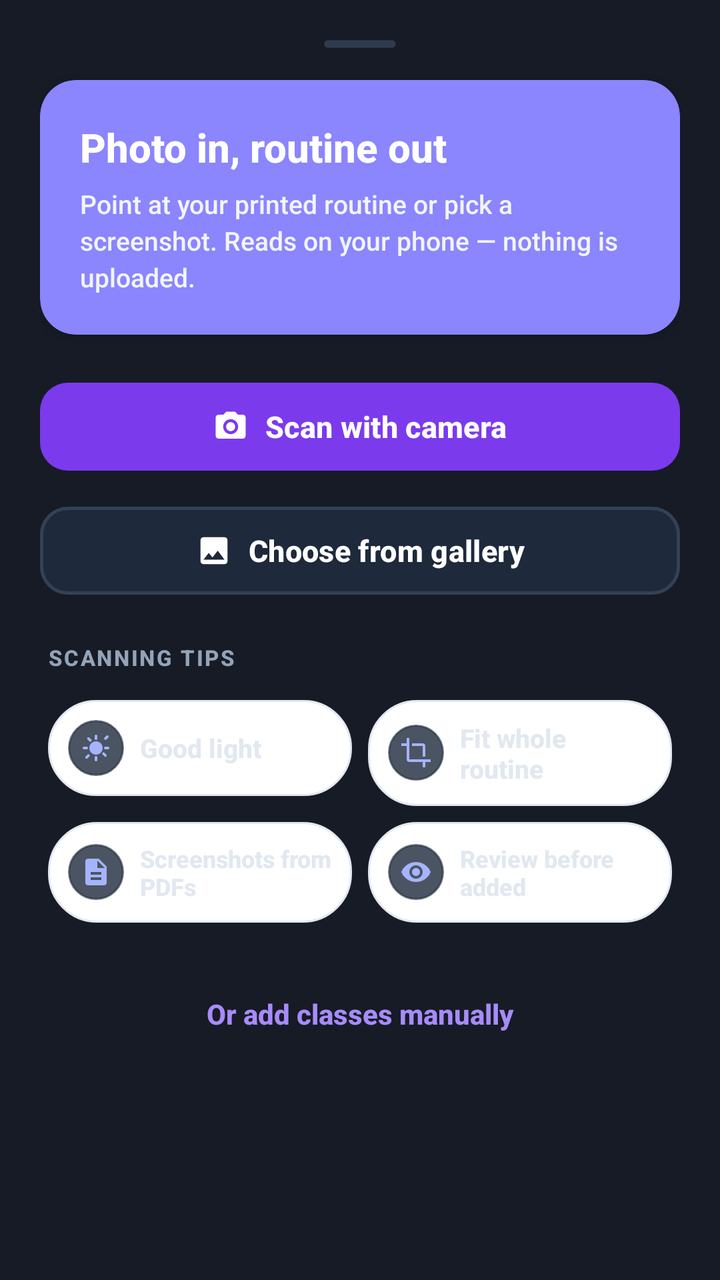
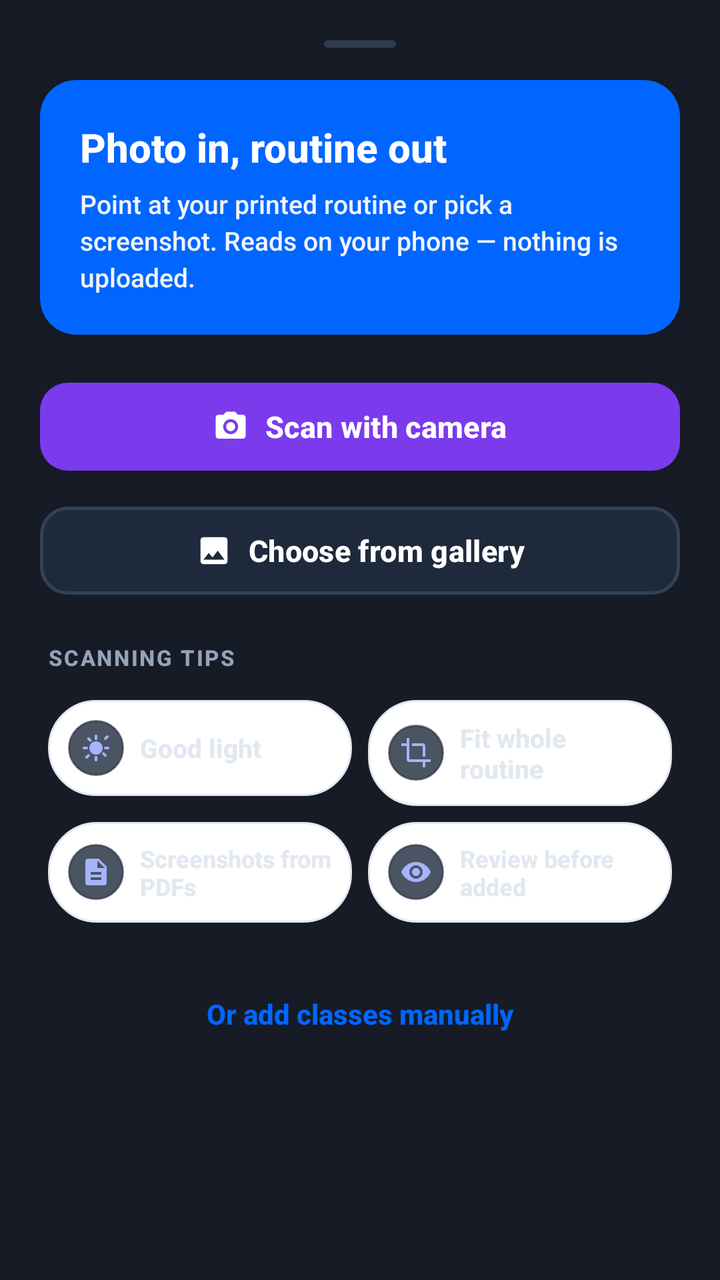

Screens rendered from an Android XML layout before and after an edit, with the pre-edit source and the edit as a unified diff.
<!-- AndroidManifest.xml: application theme Theme.CRConnect -->
<!-- res/layout/dialog_scan_routine_options.xml -->
<?xml version="1.0" encoding="utf-8"?>
<LinearLayout
    xmlns:android="http://schemas.android.com/apk/res/android"
    xmlns:app="http://schemas.android.com/apk/res-auto"
    xmlns:tools="http://schemas.android.com/tools"
    android:layout_width="match_parent"
    android:layout_height="wrap_content"
    android:orientation="vertical"
    android:background="@color/surface"
    android:padding="20dp">

    
    <View
        android:layout_width="36dp"
        android:layout_height="4dp"
        android:layout_gravity="center_horizontal"
        android:layout_marginBottom="16dp"
        android:background="@drawable/glass_badge_bg"
        android:backgroundTint="#334155" />

    
    <com.google.android.material.card.MaterialCardView
        android:layout_width="match_parent"
        android:layout_height="wrap_content"
        android:layout_marginBottom="20dp"
        app:cardBackgroundColor="#8B85FE"
        app:cardCornerRadius="18dp"
        app:cardElevation="4dp"
        app:strokeWidth="0dp">

        <LinearLayout
            android:layout_width="match_parent"
            android:layout_height="wrap_content"
            android:orientation="vertical"
            android:padding="20dp">

            <TextView
                android:layout_width="match_parent"
                android:layout_height="wrap_content"
                android:text="Photo in, routine out"
                android:textColor="#FFFFFF"
                android:textSize="20sp"
                android:textStyle="bold"
                android:layout_marginBottom="6dp"/>

            <TextView
                android:layout_width="match_parent"
                android:layout_height="wrap_content"
                android:text="Point at your printed routine or pick a screenshot. Reads on your phone — nothing is uploaded."
                android:textColor="#F1F5F9"
                android:textSize="13sp"
                android:lineSpacingExtra="3dp"/>
        </LinearLayout>
    </com.google.android.material.card.MaterialCardView>

    
    <com.google.android.material.button.MaterialButton
        android:id="@+id/btnScanCamera"
        android:layout_width="match_parent"
        android:layout_height="52dp"
        android:layout_marginBottom="10dp"
        android:text="Scan with camera"
        android:textColor="#FFFFFF"
        android:textSize="15sp"
        android:textStyle="bold"
        app:backgroundTint="#7C3AED"
        app:cornerRadius="14dp"
        app:icon="@drawable/ic_camera"
        app:iconTint="#FFFFFF"
        app:iconGravity="textStart"
        app:iconPadding="8dp"/>

    
    <com.google.android.material.button.MaterialButton
        android:id="@+id/btnChooseGallery"
        android:layout_width="match_parent"
        android:layout_height="52dp"
        android:layout_marginBottom="20dp"
        android:text="Choose from gallery"
        android:textColor="#FFFFFF"
        android:textSize="15sp"
        android:textStyle="bold"
        app:backgroundTint="#1E293B"
        app:strokeColor="#334155"
        app:strokeWidth="1.5dp"
        app:cornerRadius="14dp"
        app:icon="@drawable/ic_gallery"
        app:iconTint="#FFFFFF"
        app:iconGravity="textStart"
        app:iconPadding="8dp"/>

    
    <TextView
        android:layout_width="wrap_content"
        android:layout_height="wrap_content"
        android:text="SCANNING TIPS"
        android:textColor="#94A3B8"
        android:textSize="11sp"
        android:textStyle="bold"
        android:letterSpacing="0.08"
        android:layout_marginBottom="10dp"
        android:layout_marginStart="4dp"/>

    
    <GridLayout
        android:layout_width="match_parent"
        android:layout_height="wrap_content"
        android:columnCount="2"
        android:rowCount="2"
        android:layout_marginBottom="20dp">

        
        <LinearLayout
            android:layout_width="0dp"
            android:layout_height="wrap_content"
            android:layout_columnWeight="1"
            android:layout_margin="4dp"
            android:orientation="horizontal"
            android:gravity="center_vertical"
            android:background="@drawable/glass_card_bg"
            android:padding="10dp">

            <FrameLayout
                android:layout_width="28dp"
                android:layout_height="28dp"
                android:background="@drawable/glass_badge_bg"
                android:backgroundTint="#1E293B"
                android:layout_marginEnd="8dp">

                <ImageView
                    android:layout_width="16dp"
                    android:layout_height="16dp"
                    android:layout_gravity="center"
                    android:src="@drawable/ic_tip_light"
                    app:tint="#A5B4FC"
                    tools:ignore="ContentDescription"/>
            </FrameLayout>

            <TextView
                android:layout_width="wrap_content"
                android:layout_height="wrap_content"
                android:text="Good light"
                android:textColor="#E2E8F0"
                android:textSize="13sp"
                android:textStyle="bold"/>
        </LinearLayout>

        
        <LinearLayout
            android:layout_width="0dp"
            android:layout_height="wrap_content"
            android:layout_columnWeight="1"
            android:layout_margin="4dp"
            android:orientation="horizontal"
            android:gravity="center_vertical"
            android:background="@drawable/glass_card_bg"
            android:padding="10dp">

            <FrameLayout
                android:layout_width="28dp"
                android:layout_height="28dp"
                android:background="@drawable/glass_badge_bg"
                android:backgroundTint="#1E293B"
                android:layout_marginEnd="8dp">

                <ImageView
                    android:layout_width="16dp"
                    android:layout_height="16dp"
                    android:layout_gravity="center"
                    android:src="@drawable/ic_tip_fit"
                    app:tint="#A5B4FC"
                    tools:ignore="ContentDescription"/>
            </FrameLayout>

            <TextView
                android:layout_width="wrap_content"
                android:layout_height="wrap_content"
                android:text="Fit whole routine"
                android:textColor="#E2E8F0"
                android:textSize="13sp"
                android:textStyle="bold"/>
        </LinearLayout>

        
        <LinearLayout
            android:layout_width="0dp"
            android:layout_height="wrap_content"
            android:layout_columnWeight="1"
            android:layout_margin="4dp"
            android:orientation="horizontal"
            android:gravity="center_vertical"
            android:background="@drawable/glass_card_bg"
            android:padding="10dp">

            <FrameLayout
                android:layout_width="28dp"
                android:layout_height="28dp"
                android:background="@drawable/glass_badge_bg"
                android:backgroundTint="#1E293B"
                android:layout_marginEnd="8dp">

                <ImageView
                    android:layout_width="16dp"
                    android:layout_height="16dp"
                    android:layout_gravity="center"
                    android:src="@drawable/ic_tip_pdf"
                    app:tint="#A5B4FC"
                    tools:ignore="ContentDescription"/>
            </FrameLayout>

            <TextView
                android:layout_width="wrap_content"
                android:layout_height="wrap_content"
                android:text="Screenshots from PDFs"
                android:textColor="#E2E8F0"
                android:textSize="12sp"
                android:textStyle="bold"/>
        </LinearLayout>

        
        <LinearLayout
            android:layout_width="0dp"
            android:layout_height="wrap_content"
            android:layout_columnWeight="1"
            android:layout_margin="4dp"
            android:orientation="horizontal"
            android:gravity="center_vertical"
            android:background="@drawable/glass_card_bg"
            android:padding="10dp">

            <FrameLayout
                android:layout_width="28dp"
                android:layout_height="28dp"
                android:background="@drawable/glass_badge_bg"
                android:backgroundTint="#1E293B"
                android:layout_marginEnd="8dp">

                <ImageView
                    android:layout_width="16dp"
                    android:layout_height="16dp"
                    android:layout_gravity="center"
                    android:src="@drawable/ic_tip_eye"
                    app:tint="#A5B4FC"
                    tools:ignore="ContentDescription"/>
            </FrameLayout>

            <TextView
                android:layout_width="wrap_content"
                android:layout_height="wrap_content"
                android:text="Review before added"
                android:textColor="#E2E8F0"
                android:textSize="12sp"
                android:textStyle="bold"/>
        </LinearLayout>
    </GridLayout>

    
    <TextView
        android:id="@+id/btnAddManual"
        android:layout_width="match_parent"
        android:layout_height="wrap_content"
        android:text="Or add classes manually"
        android:textColor="#A78BFA"
        android:textSize="14sp"
        android:textStyle="bold"
        android:gravity="center"
        android:padding="12dp"
        android:clickable="true"
        android:focusable="true"
        android:background="?attr/selectableItemBackground"/>

</LinearLayout>
<!-- resources referenced by this layout -->
<resources>
  <color name="surface">#161B26</color>
  <!-- drawable glass_badge_bg (drawable) -->
  <?xml version="1.0" encoding="utf-8"?>
  <shape xmlns:android="http://schemas.android.com/apk/res/android"
      android:shape="rectangle">
      <solid android:color="#CCFFFFFF" />
      <corners android:radius="999dp" />
      <stroke android:width="1dp" android:color="#99FFFFFF" />
  </shape>
  <!-- drawable glass_card_bg (drawable) -->
  <?xml version="1.0" encoding="utf-8"?>
  <shape xmlns:android="http://schemas.android.com/apk/res/android"
      android:shape="rectangle">
      <solid android:color="#FFFFFF" />
      <corners android:radius="24dp" />
      <stroke android:width="1dp" android:color="#E2E8F0" />
  </shape>
  <!-- drawable ic_camera (drawable) -->
  <vector xmlns:android="http://schemas.android.com/apk/res/android"
      android:width="24dp"
      android:height="24dp"
      android:viewportWidth="24"
      android:viewportHeight="24">
    <path
        android:fillColor="#FF000000"
        android:pathData="M9,2L7.17,4H4c-1.1,0 -2,0.9 -2,2v12c0,1.1 0.9,2 2,2h16c1.1,0 2,-0.9 2,-2V6c0,-1.1 -0.9,-2 -2,-2h-3.17L15,2H9zm3,15c-2.76,0 -5,-2.24 -5,-5s2.24,-5 5,-5 5,2.24 5,5 -2.24,5 -5,5zm0,-8c-1.66,0 -3,1.34 -3,3s1.34,3 3,3 3,-1.34 3,-3 -1.34,-3 -3,-3z"/>
  </vector>
  <!-- drawable ic_gallery (drawable) -->
  <vector xmlns:android="http://schemas.android.com/apk/res/android"
      android:width="24dp"
      android:height="24dp"
      android:viewportWidth="24"
      android:viewportHeight="24">
    <path
        android:fillColor="#FF000000"
        android:pathData="M21,19V5c0,-1.1 -0.9,-2 -2,-2H5c-1.1,0 -2,0.9 -2,2v14c0,1.1 0.9,2 2,2h14c1.1,0 2,-0.9 2,-2zM8.5,13.5l2.5,3.01L14.5,12l4.5,6H5l3.5,-4.5z"/>
  </vector>
  <!-- drawable ic_tip_eye (drawable) -->
  <vector xmlns:android="http://schemas.android.com/apk/res/android"
      android:width="24dp"
      android:height="24dp"
      android:viewportWidth="24"
      android:viewportHeight="24">
    <path
        android:fillColor="#FF000000"
        android:pathData="M12,4.5C7,4.5 2.73,7.61 1,12c1.73,4.39 6,7.5 11,7.5s9.27,-3.11 11,-7.5c-1.73,-4.39 -6,-7.5 -11,-7.5zm0,12.5c-2.76,0 -5,-2.24 -5,-5s2.24,-5 5,-5 5,2.24 5,5 -2.24,5 -5,5zm0,-8c-1.66,0 -3,1.34 -3,3s1.34,3 3,3 3,-1.34 3,-3 -1.34,-3 -3,-3z"/>
  </vector>
  <!-- drawable ic_tip_fit (drawable) -->
  <vector xmlns:android="http://schemas.android.com/apk/res/android"
      android:width="24dp"
      android:height="24dp"
      android:viewportWidth="24"
      android:viewportHeight="24">
    <path
        android:fillColor="#FF000000"
        android:pathData="M17,15h2V7c0,-1.1 -0.9,-2 -2,-2H9v2h8v8zM7,17V1H5v4H1v2h4v10c0,1.1 0.9,2 2,2h10v4h2v-4h4v-2H7z"/>
  </vector>
  <!-- drawable ic_tip_pdf (drawable) -->
  <vector xmlns:android="http://schemas.android.com/apk/res/android"
      android:width="24dp"
      android:height="24dp"
      android:viewportWidth="24"
      android:viewportHeight="24">
    <path
        android:fillColor="#FF000000"
        android:pathData="M14,2H6c-1.1,0 -1.99,0.9 -1.99,2L4,20c0,1.1 0.89,2 1.99,2H18c1.1,0 2,-0.9 2,-2V8l-6,-6zm2,16H8v-2h8v2zm0,-4H8v-2h8v2zm-3,-5V3.5L18.5,9H13z"/>
  </vector>
  <style name="Theme.CRConnect" parent="Base.Theme.CRConnect" />
  <color name="primary">#7C3AED</color>
  <color name="primary_pressed">#0052CC</color>
  <!-- drawable bg_gradient (drawable) -->
  <?xml version="1.0" encoding="utf-8"?>
  <shape xmlns:android="http://schemas.android.com/apk/res/android"
      android:shape="rectangle">
      <gradient
          android:angle="270"
          android:startColor="#7BD7FF"
          android:centerColor="#D1F2FF"
          android:endColor="#FFFFFF"
          android:type="linear" />
  </shape>
  <color name="card_bg">#FFFFFF</color>
  <color name="title_text">#0F172A</color>
  <color name="muted_text">#64748B</color>
  <color name="error_red">#DC2626</color>
  <!-- unchanged entries left out for length: 2 -->
</resources>

<!-- the commit's change to res/layout/dialog_scan_routine_options.xml (unified diff, before → after) -->
@@ -23,7 +23,7 @@
         android:layout_width="match_parent"
         android:layout_height="wrap_content"
         android:layout_marginBottom="20dp"
-        app:cardBackgroundColor="#8B85FE"
+        app:cardBackgroundColor="#0066FF"
         app:cardCornerRadius="18dp"
         app:cardElevation="4dp"
         app:strokeWidth="0dp">
@@ -260,7 +260,7 @@
         android:layout_width="match_parent"
         android:layout_height="wrap_content"
         android:text="Or add classes manually"
-        android:textColor="#A78BFA"
+        android:textColor="#0066FF"
         android:textSize="14sp"
         android:textStyle="bold"
         android:gravity="center"
<!-- resource entries referenced after the edit -->
@@ -68,7 +68,7 @@
         android:pathData="M14,2H6c-1.1,0 -1.99,0.9 -1.99,2L4,20c0,1.1 0.89,2 1.99,2H18c1.1,0 2,-0.9 2,-2V8l-6,-6zm2,16H8v-2h8v2zm0,-4H8v-2h8v2zm-3,-5V3.5L18.5,9H13z"/>
   </vector>
   <style name="Theme.CRConnect" parent="Base.Theme.CRConnect" />
-  <color name="primary">#7C3AED</color>
+  <color name="primary">#0066FF</color>
   <color name="primary_pressed">#0052CC</color>
   <!-- drawable bg_gradient (drawable) -->
   <?xml version="1.0" encoding="utf-8"?>
